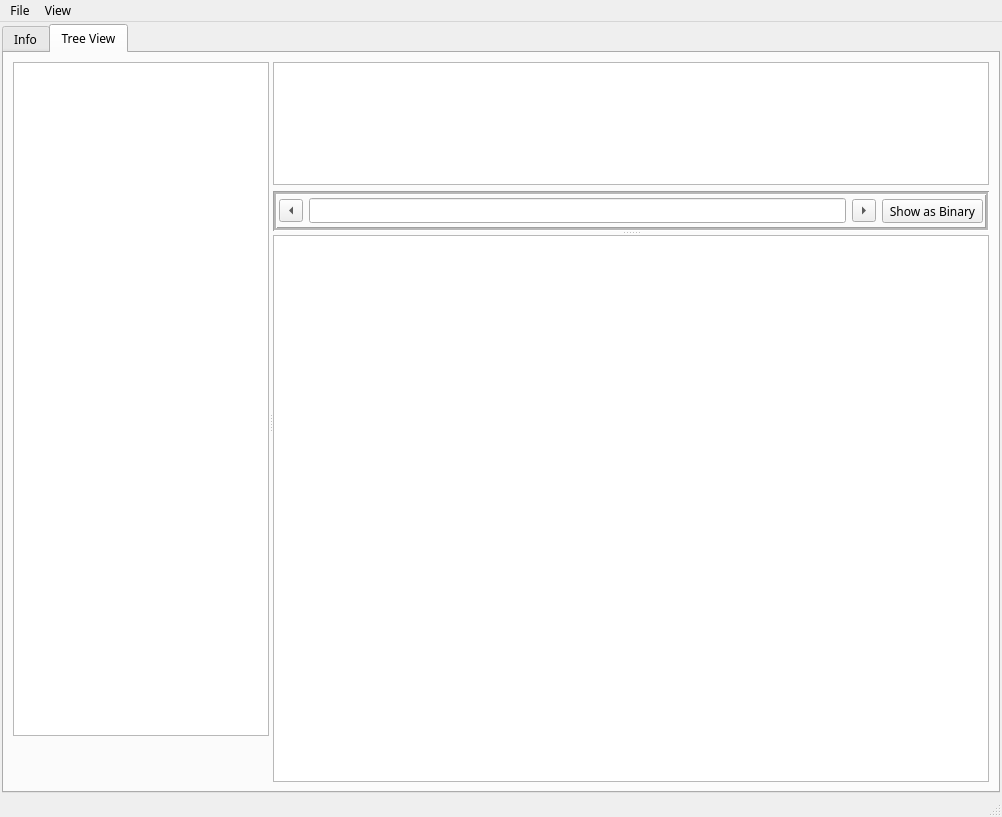
tangorcraft/m3editor-python, file editorWindow.ui: the form before one commit.
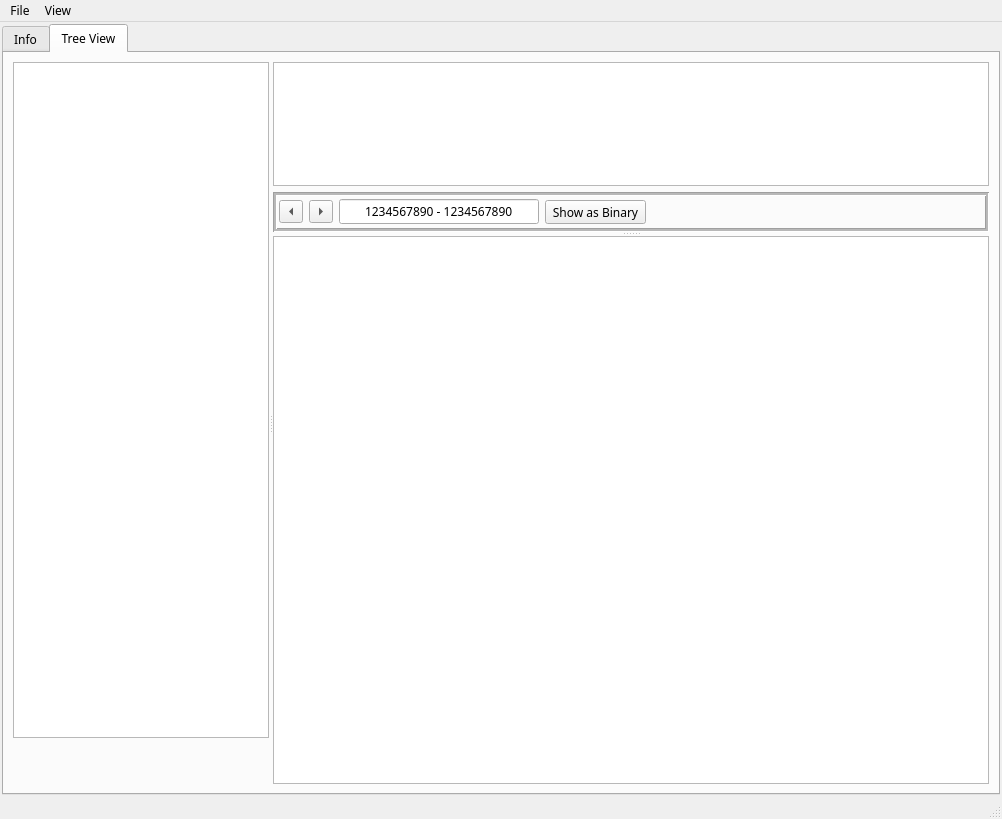
The form after the commit.

```diff
--- a/editorWindow.ui
+++ b/editorWindow.ui
@@ -7,7 +7,7 @@
     <x>0</x>
     <y>0</y>
     <width>1002</width>
-    <height>817</height>
+    <height>819</height>
    </rect>
   </property>
   <property name="font">
@@ -194,26 +194,41 @@
                   </property>
                  </widget>
                 </item>
+                <item>
+                 <widget class="QToolButton" name="btnItemForw">
+                  <property name="text">
+                   <string>...</string>
+                  </property>
+                  <property name="autoRepeat">
+                   <bool>true</bool>
+                  </property>
+                  <property name="arrowType">
+                   <enum>Qt::RightArrow</enum>
+                  </property>
+                 </widget>
+                </item>
                 <item>
                  <widget class="QLineEdit" name="edtItemNavi">
+                  <property name="sizePolicy">
+                   <sizepolicy hsizetype="Fixed" vsizetype="Fixed">
+                    <horstretch>0</horstretch>
+                    <verstretch>0</verstretch>
+                   </sizepolicy>
+                  </property>
+                  <property name="minimumSize">
+                   <size>
+                    <width>200</width>
+                    <height>0</height>
+                   </size>
+                  </property>
+                  <property name="text">
+                   <string>1234567890 - 1234567890</string>
+                  </property>
                   <property name="alignment">
                    <set>Qt::AlignCenter</set>
                   </property>
                  </widget>
                 </item>
-                <item>
-                 <widget class="QToolButton" name="btnItemForw">
-                  <property name="text">
-                   <string>...</string>
-                  </property>
-                  <property name="autoRepeat">
-                   <bool>true</bool>
-                  </property>
-                  <property name="arrowType">
-                   <enum>Qt::RightArrow</enum>
-                  </property>
-                 </widget>
-                </item>
                 <item>
                  <widget class="QToolButton" name="btnShowBinary">
                   <property name="sizePolicy">
@@ -230,6 +245,19 @@
                   </property>
                  </widget>
                 </item>
+                <item>
+                 <spacer name="horizontalSpacer">
+                  <property name="orientation">
+                   <enum>Qt::Horizontal</enum>
+                  </property>
+                  <property name="sizeHint" stdset="0">
+                   <size>
+                    <width>0</width>
+                    <height>20</height>
+                   </size>
+                  </property>
+                 </spacer>
+                </item>
                </layout>
               </widget>
              </item>
```
